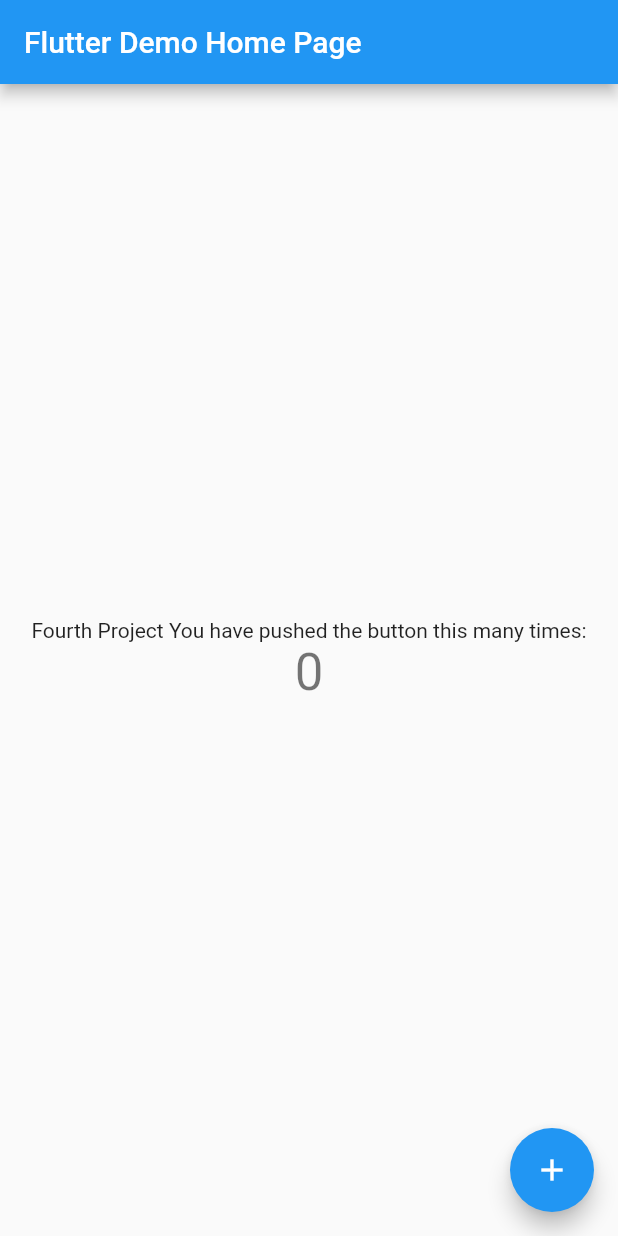
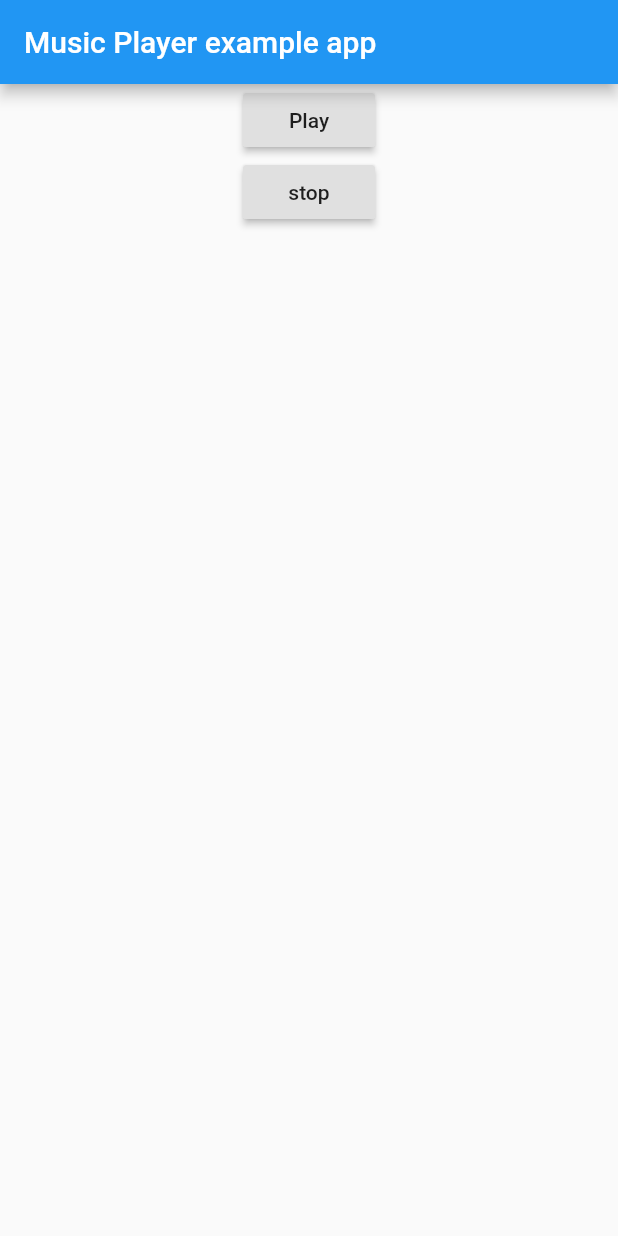
Before and after one commit to harsh5400/FlutterMobileApp, a Flutter app: the screen it shows after launch, on a phone screen of 412 x 824 dp. Run offline on Flutter 3.47's test engine with Material 2 defaults, Android fonts, the phone set to English and light mode, and no system bars; missing offline and left inert: music_player.

Commit message:
music player

```diff
--- a/lib/main.dart
+++ b/lib/main.dart
@@ -1,4 +1,5 @@
 import 'package:flutter/material.dart';
+import 'package:music_player/music_player.dart';
 
 void main() {
   runApp(MyApp());
@@ -50,68 +51,49 @@ class MyHomePage extends StatefulWidget {
 }
 
 class _MyHomePageState extends State<MyHomePage> {
-  int _counter = 0;
+MusicPlayer musicPlayer;
 
-  void _incrementCounter() {
-    setState(() {
-      // This call to setState tells the Flutter framework that something has
-      // changed in this State, which causes it to rerun the build method below
-      // so that the display can reflect the updated values. If we changed
-      // _counter without calling setState(), then the build method would not be
-      // called again, and so nothing would appear to happen.
-      _counter++;
-    });
+  @override
+  void initState() {
+    super.initState();
+    initPlatformState();
+  }
+
+    // Initializing the Music Player and adding a single [PlaylistItem]
+  Future<void> initPlatformState() async {
+    musicPlayer = MusicPlayer();
   }
 
   @override
   Widget build(BuildContext context) {
-    // This method is rerun every time setState is called, for instance as done
-    // by the _incrementCounter method above.
-    //
-    // The Flutter framework has been optimized to make rerunning build methods
-    // fast, so that you can just rebuild anything that needs updating rather
-    // than having to individually change instances of widgets.
-    return Scaffold(
+    return MaterialApp(
+      home: Scaffold(
         appBar: AppBar(
-        // Here we take the value from the MyHomePage object that was created by
-        // the App.build method, and use it to set our appbar title.
-        title: Text(widget.title),
+          title: const Text('Music Player example app'),
         ),
         body: Center(
-        // Center is a layout widget. It takes a single child and positions it
-        // in the middle of the parent.
           child: Column(
-          // Column is also a layout widget. It takes a list of children and
-          // arranges them vertically. By default, it sizes itself to fit its
-          // children horizontally, and tries to be as tall as its parent.
-          //
-          // Invoke "debug painting" (press "p" in the console, choose the
-          // "Toggle Debug Paint" action from the Flutter Inspector in Android
-          // Studio, or the "Toggle Debug Paint" command in Visual Studio Code)
-          // to see the wireframe for each widget.
-          //
-          // Column has various properties to control how it sizes itself and
-          // how it positions its children. Here we use mainAxisAlignment to
-          // center the children vertically; the main axis here is the vertical
-          // axis because Columns are vertical (the cross axis would be
-          // horizontal).
-          mainAxisAlignment: MainAxisAlignment.center,
             children: <Widget>[
-            Text(
-              'Fourth Project You have pushed the button this many times:',
+              RaisedButton(
+                onPressed: () => musicPlayer.play(MusicItem(
+                      trackName: 'Sample',
+                      albumName: 'Sample Album',
+                      artistName: 'Sample Artist',
+                      url: 'https://goo.gl/5RQjTQ',
+                      coverUrl: 'https://goo.gl/Wd1yPP',
+                      duration: Duration(seconds: 255),
+                    )),
+                child: Text('Play'),
               ),
-            Text(
-              '$_counter',
-              style: Theme.of(context).textTheme.headline4,
+              RaisedButton(
+                onPressed: () => musicPlayer.stop(),
+                child: Text('stop'),
               ),
             ],
           ),
+
         ),
-      floatingActionButton: FloatingActionButton(
-        onPressed: _incrementCounter,
-        tooltip: 'Increment',
-        child: Icon(Icons.add),
-      ), // This trailing comma makes auto-formatting nicer for build methods.
+      ),
     );
   }
 }
--- a/pubspec.yaml
+++ b/pubspec.yaml
@@ -28,6 +28,7 @@ dependencies:
   # The following adds the Cupertino Icons font to your application.
   # Use with the CupertinoIcons class for iOS style icons.
   cupertino_icons: ^0.1.3
+  music_player: ^0.1.5
 
 dev_dependencies:
   flutter_test:
```
Also changed, not shown: pubspec.lock, 8 other files. Lines whose indentation alone changed are shown as unchanged.
